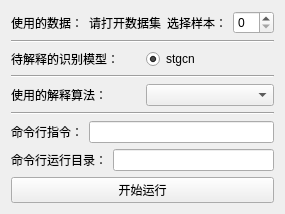
This is UI/initTask.ui in pemo-x/modelDisplay as Qt 5 draws it before an edit. The edited form follows.
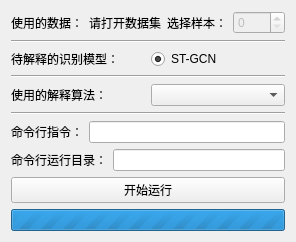
This is the edited form.

```diff
--- a/UI/initTask.ui
+++ b/UI/initTask.ui
@@ -6,14 +6,14 @@
    <rect>
     <x>0</x>
     <y>0</y>
-    <width>280</width>
-    <height>208</height>
+    <width>296</width>
+    <height>236</height>
    </rect>
   </property>
   <property name="windowTitle">
    <string>Form</string>
   </property>
-  <layout class="QVBoxLayout" name="verticalLayout_2">
+  <layout class="QHBoxLayout" name="horizontalLayout_6">
    <item>
     <layout class="QVBoxLayout" name="verticalLayout">
      <item>
@@ -43,7 +43,11 @@
         </widget>
        </item>
        <item>
-        <widget class="QSpinBox" name="sample_spinBox"/>
+        <widget class="QSpinBox" name="sample_spinBox">
+         <property name="enabled">
+          <bool>false</bool>
+         </property>
+        </widget>
        </item>
       </layout>
      </item>
@@ -66,7 +70,7 @@
        <item>
         <widget class="QRadioButton" name="radioButton">
          <property name="text">
-          <string>stgcn</string>
+          <string>ST-GCN</string>
          </property>
          <property name="checked">
           <bool>true</bool>
@@ -138,6 +142,25 @@
        </property>
       </widget>
      </item>
+     <item>
+      <widget class="QProgressBar" name="progressBar">
+       <property name="enabled">
+        <bool>true</bool>
+       </property>
+       <property name="maximum">
+        <number>0</number>
+       </property>
+       <property name="value">
+        <number>0</number>
+       </property>
+       <property name="textVisible">
+        <bool>false</bool>
+       </property>
+       <property name="invertedAppearance">
+        <bool>false</bool>
+       </property>
+      </widget>
+     </item>
     </layout>
    </item>
   </layout>
```
Left out of the diff: 2 changed lines with no effect on the pictures.
